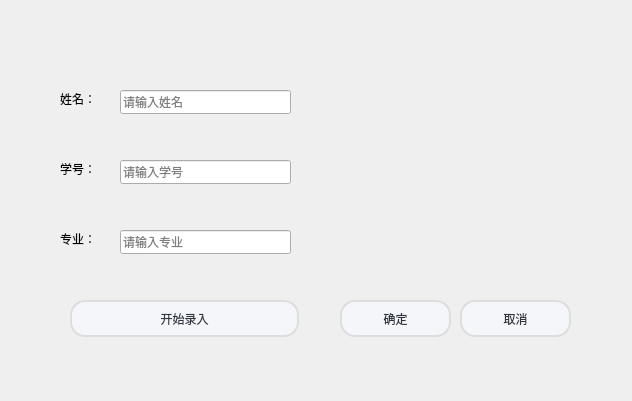
ClearDewy/CDSignInSystem, file CDSignInSystem/getdata.ui: the form before one commit.
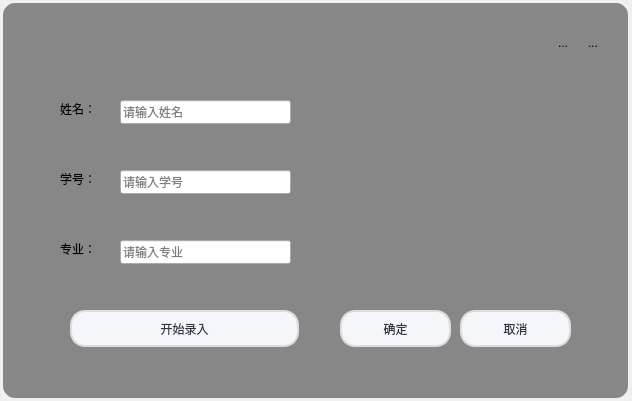
The form after the commit.

What changed in the file:
```diff
--- a/CDSignInSystem/getdata.ui
+++ b/CDSignInSystem/getdata.ui
@@ -13,84 +13,39 @@
   <property name="windowTitle">
    <string>Dialog</string>
   </property>
-  <widget class="QLabel" name="videoLable">
+  <widget class="QWidget" name="widget" native="true">
    <property name="geometry">
     <rect>
-     <x>330</x>
-     <y>30</y>
-     <width>251</width>
-     <height>251</height>
+     <x>0</x>
+     <y>0</y>
+     <width>631</width>
+     <height>401</height>
     </rect>
    </property>
    <property name="styleSheet">
-    <string notr="true"/>
-   </property>
-   <property name="text">
-    <string/>
-   </property>
-  </widget>
-  <widget class="QPushButton" name="startButton">
-   <property name="geometry">
-    <rect>
-     <x>70</x>
-     <y>300</y>
-     <width>229</width>
-     <height>37</height>
-    </rect>
-   </property>
-   <property name="styleSheet">
-    <string notr="true">/**正常情况下样式**/
-QPushButton{
-	font: 10pt &quot;微软雅黑&quot;;
-    color: #2f3640;
-    background-color: #f5f6fa;
-    border-color: #DDDDDD;
-    border-radius: 15px;
-    border-style: solid;
-    border-width: 2px;
-    padding: 5px;
+    <string notr="true">.QWidget{
+background-color: rgb(135, 135, 135);
+border-radius: 15px;
+border:3px solid rgb(240, 240, 240);
 }
-
-/**鼠标停留在按钮上的样式**/
-QPushButton::hover{	
-    color: #6ec0ff;
-    background-color: #e5f7ff;
-    border-color: #94d6ff;
-}
-
-/**鼠标按压下去的样式**/
-QPushButton::pressed,QPushButton::checked{
-    color: #6ec0ff;
-    background-color: #e5f7ff;
-    border-color: #4cabff; 
-}
-
-/**按钮失能情况下样式**/
-QPushButton::disabled{
-    color: #FFFFFF;
-    background-color: #dcdde1;
-    border-color: #dcdde1;
-}
-</string>
+.QWidget,.QToolButton{
+background-color:  rgb(135, 135, 135);
+}</string>
    </property>
-   <property name="text">
-    <string>开始录入</string>
-   </property>
-  </widget>
-  <widget class="QPushButton" name="sureButton">
-   <property name="enabled">
-    <bool>true</bool>
-   </property>
-   <property name="geometry">
-    <rect>
-     <x>340</x>
-     <y>300</y>
-     <width>111</width>
-     <height>37</height>
-    </rect>
-   </property>
-   <property name="styleSheet">
-    <string notr="true">/**正常情况下样式**/
+   <widget class="QPushButton" name="sureButton">
+    <property name="enabled">
+     <bool>true</bool>
+    </property>
+    <property name="geometry">
+     <rect>
+      <x>340</x>
+      <y>310</y>
+      <width>111</width>
+      <height>37</height>
+     </rect>
+    </property>
+    <property name="styleSheet">
+     <string notr="true">/**正常情况下样式**/
 QPushButton{
 	font: 10pt &quot;微软雅黑&quot;;
     color: #2f3640;
@@ -123,22 +78,90 @@
     border-color: #dcdde1;
 }
 </string>
-   </property>
-   <property name="text">
-    <string>确定</string>
-   </property>
-  </widget>
-  <widget class="QPushButton" name="cancelButton">
-   <property name="geometry">
-    <rect>
-     <x>460</x>
-     <y>300</y>
-     <width>111</width>
-     <height>37</height>
-    </rect>
-   </property>
-   <property name="styleSheet">
-    <string notr="true">/**正常情况下样式**/
+    </property>
+    <property name="text">
+     <string>确定</string>
+    </property>
+   </widget>
+   <widget class="QLabel" name="label_2">
+    <property name="geometry">
+     <rect>
+      <x>60</x>
+      <y>140</y>
+      <width>51</width>
+      <height>78</height>
+     </rect>
+    </property>
+    <property name="text">
+     <string>学号：</string>
+    </property>
+   </widget>
+   <widget class="QLabel" name="videoLable">
+    <property name="geometry">
+     <rect>
+      <x>330</x>
+      <y>40</y>
+      <width>251</width>
+      <height>251</height>
+     </rect>
+    </property>
+    <property name="styleSheet">
+     <string notr="true"/>
+    </property>
+    <property name="text">
+     <string/>
+    </property>
+   </widget>
+   <widget class="QLabel" name="label_3">
+    <property name="geometry">
+     <rect>
+      <x>60</x>
+      <y>210</y>
+      <width>45</width>
+      <height>78</height>
+     </rect>
+    </property>
+    <property name="text">
+     <string>专业：</string>
+    </property>
+   </widget>
+   <widget class="QLineEdit" name="stuNumEdit">
+    <property name="geometry">
+     <rect>
+      <x>120</x>
+      <y>170</y>
+      <width>171</width>
+      <height>24</height>
+     </rect>
+    </property>
+    <property name="placeholderText">
+     <string>请输入学号</string>
+    </property>
+   </widget>
+   <widget class="QLabel" name="label">
+    <property name="geometry">
+     <rect>
+      <x>60</x>
+      <y>70</y>
+      <width>51</width>
+      <height>78</height>
+     </rect>
+    </property>
+    <property name="text">
+     <string>姓名：</string>
+    </property>
+   </widget>
+   <widget class="QPushButton" name="cancelButton">
+    <property name="geometry">
+     <rect>
+      <x>460</x>
+      <y>310</y>
+      <width>111</width>
+      <height>37</height>
+     </rect>
+    </property>
+    <property name="styleSheet">
+     <string notr="true">/**正常情况下样式**/
 QPushButton{
 	font: 10pt &quot;微软雅黑&quot;;
     color: #2f3640;
@@ -171,88 +194,163 @@
     border-color: #dcdde1;
 }
 </string>
-   </property>
-   <property name="text">
-    <string>取消</string>
-   </property>
-  </widget>
-  <widget class="QLabel" name="label_3">
-   <property name="geometry">
-    <rect>
-     <x>60</x>
-     <y>200</y>
-     <width>45</width>
-     <height>78</height>
-    </rect>
-   </property>
-   <property name="text">
-    <string>专业：</string>
-   </property>
-  </widget>
-  <widget class="QLineEdit" name="majorEdit">
-   <property name="geometry">
-    <rect>
-     <x>120</x>
-     <y>230</y>
-     <width>171</width>
-     <height>24</height>
-    </rect>
-   </property>
-   <property name="placeholderText">
-    <string>请输入专业</string>
-   </property>
-  </widget>
-  <widget class="QLineEdit" name="stuNumEdit">
-   <property name="geometry">
-    <rect>
-     <x>120</x>
-     <y>160</y>
-     <width>171</width>
-     <height>24</height>
-    </rect>
-   </property>
-   <property name="placeholderText">
-    <string>请输入学号</string>
-   </property>
-  </widget>
-  <widget class="QLabel" name="label_2">
-   <property name="geometry">
-    <rect>
-     <x>60</x>
-     <y>130</y>
-     <width>51</width>
-     <height>78</height>
-    </rect>
-   </property>
-   <property name="text">
-    <string>学号：</string>
-   </property>
-  </widget>
-  <widget class="QLineEdit" name="nameEdit">
-   <property name="geometry">
-    <rect>
-     <x>120</x>
-     <y>90</y>
-     <width>171</width>
-     <height>24</height>
-    </rect>
-   </property>
-   <property name="placeholderText">
-    <string>请输入姓名</string>
-   </property>
-  </widget>
-  <widget class="QLabel" name="label">
-   <property name="geometry">
-    <rect>
-     <x>60</x>
-     <y>60</y>
-     <width>51</width>
-     <height>78</height>
-    </rect>
-   </property>
-   <property name="text">
-    <string>姓名：</string>
-   </property>
+    </property>
+    <property name="text">
+     <string>取消</string>
+    </property>
+   </widget>
+   <widget class="QLineEdit" name="nameEdit">
+    <property name="geometry">
+     <rect>
+      <x>120</x>
+      <y>100</y>
+      <width>171</width>
+      <height>24</height>
+     </rect>
+    </property>
+    <property name="placeholderText">
+     <string>请输入姓名</string>
+    </property>
+   </widget>
+   <widget class="QLineEdit" name="majorEdit">
+    <property name="geometry">
+     <rect>
+      <x>120</x>
+      <y>240</y>
+      <width>171</width>
+      <height>24</height>
+     </rect>
+    </property>
+    <property name="placeholderText">
+     <string>请输入专业</string>
+    </property>
+   </widget>
+   <widget class="QPushButton" name="startButton">
+    <property name="geometry">
+     <rect>
+      <x>70</x>
+      <y>310</y>
+      <width>229</width>
+      <height>37</height>
+     </rect>
+    </property>
+    <property name="styleSheet">
+     <string notr="true">/**正常情况下样式**/
+QPushButton{
+	font: 10pt &quot;微软雅黑&quot;;
+    color: #2f3640;
+    background-color: #f5f6fa;
+    border-color: #DDDDDD;
+    border-radius: 15px;
+    border-style: solid;
+    border-width: 2px;
+    padding: 5px;
+}
+
+/**鼠标停留在按钮上的样式**/
+QPushButton::hover{	
+    color: #6ec0ff;
+    background-color: #e5f7ff;
+    border-color: #94d6ff;
+}
+
+/**鼠标按压下去的样式**/
+QPushButton::pressed,QPushButton::checked{
+    color: #6ec0ff;
+    background-color: #e5f7ff;
+    border-color: #4cabff; 
+}
+
+/**按钮失能情况下样式**/
+QPushButton::disabled{
+    color: #FFFFFF;
+    background-color: #dcdde1;
+    border-color: #dcdde1;
+}
+</string>
+    </property>
+    <property name="text">
+     <string>开始录入</string>
+    </property>
+   </widget>
+   <widget class="QToolButton" name="closeButton">
+    <property name="geometry">
+     <rect>
+      <x>580</x>
+      <y>30</y>
+      <width>26</width>
+      <height>26</height>
+     </rect>
+    </property>
+    <property name="styleSheet">
+     <string notr="true">QToolButton{   
+	border-top: 3px outset transparent;           /* 上边框宽度3像素、突出显示、颜色为透明 */
+	border-bottom: 3px outset transparent;
+	border-right: 3px outset transparent;
+	border-left: 3px outset transparent;
+    min-width: 20px;                            /* 控件最小宽度 */
+    min-height: 20px;
+}
+
+/* 鼠标悬停 */
+QToolButton:hover{
+	background-color: rgb(205, 205, 205);
+}
+
+/* 点击和按下 */
+QToolButton:pressed{
+	/*border-left: 3px outset rgb(93, 95, 97); 左边框宽度3像素、突出显示、颜色为深深灰 */
+	background-color: rgb(246, 246, 246);	
+}
+
+QPushButton:default {
+    border-color: navy; /* make the default button prominent */
+}
+</string>
+    </property>
+    <property name="text">
+     <string>...</string>
+    </property>
+   </widget>
+   <widget class="QToolButton" name="minSizeButton">
+    <property name="geometry">
+     <rect>
+      <x>550</x>
+      <y>30</y>
+      <width>26</width>
+      <height>26</height>
+     </rect>
+    </property>
+    <property name="styleSheet">
+     <string notr="true">QToolButton{   
+	border-top: 3px outset transparent;           /* 上边框宽度3像素、突出显示、颜色为透明 */
+	border-bottom: 3px outset transparent;
+	border-right: 3px outset transparent;
+	border-left: 3px outset transparent;
+    min-width: 20px;                            /* 控件最小宽度 */
+    min-height: 20px;
+}
+
+/* 鼠标悬停 */
+QToolButton:hover{
+	background-color: rgb(205, 205, 205);
+}
+
+/* 点击和按下 */
+QToolButton:pressed{
+	/*border-left: 3px outset rgb(93, 95, 97); 左边框宽度3像素、突出显示、颜色为深深灰 */
+	background-color: rgb(246, 246, 246);	
+}
+
+QPushButton:default {
+    border-color: navy; /* make the default button prominent */
+}
+</string>
+    </property>
+    <property name="text">
+     <string>...</string>
+    </property>
+   </widget>
   </widget>
  </widget>
  <resources/>
```
